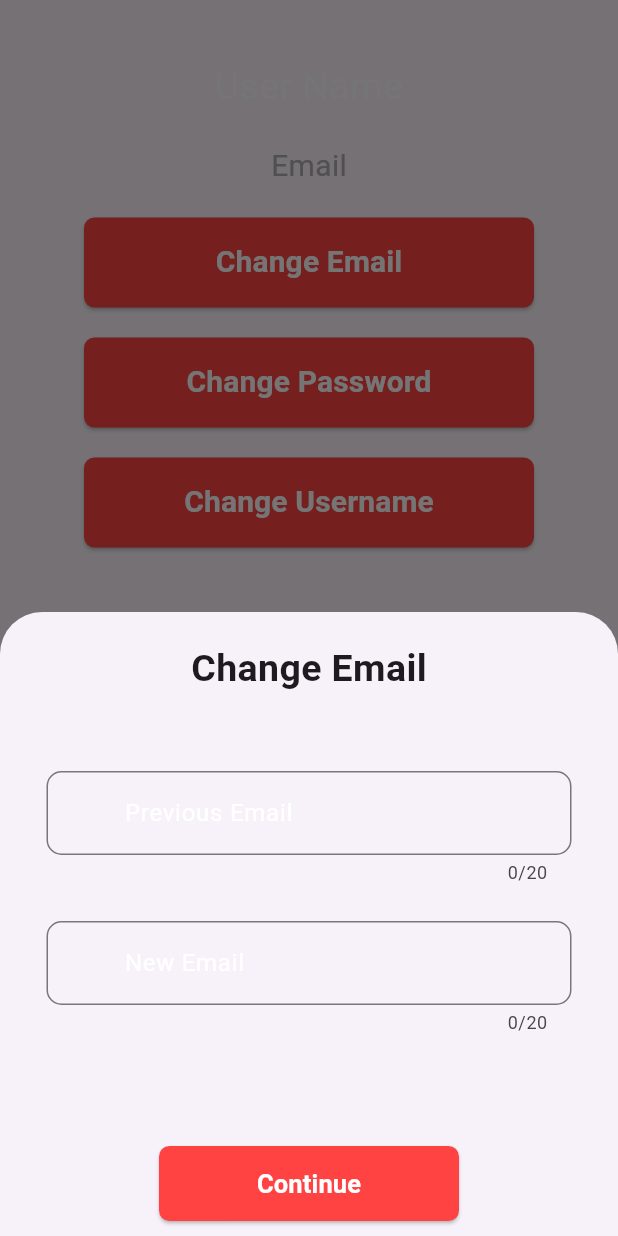
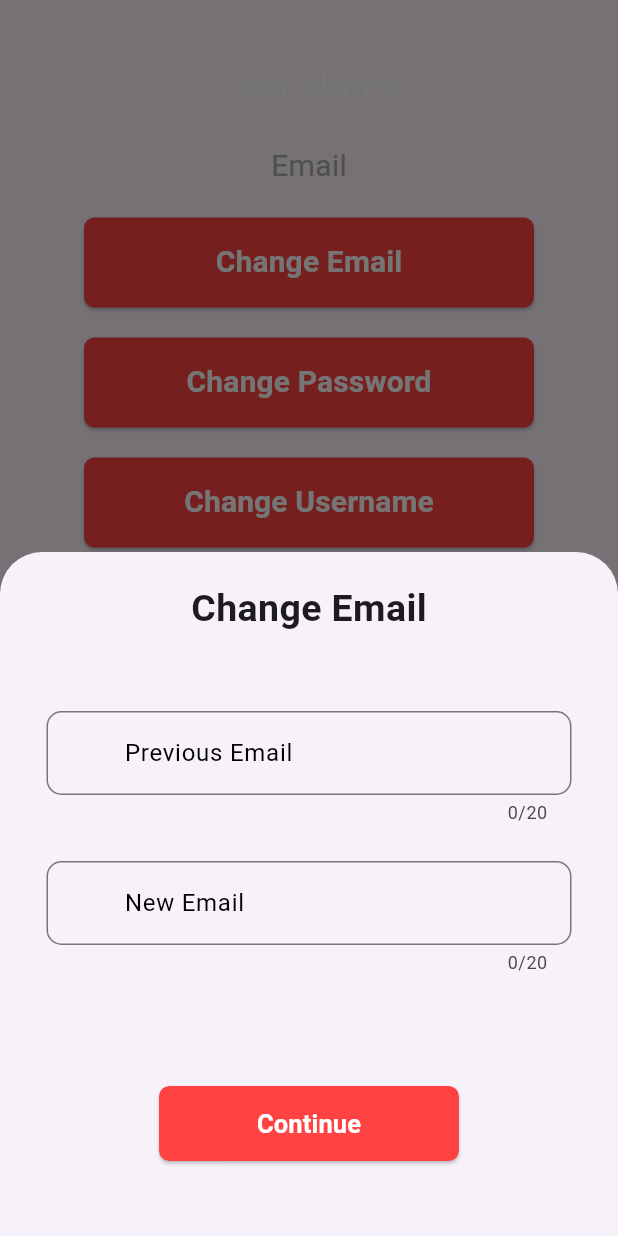
Before and after one commit to da-wit/flutter-2024-CinemaMate, a Flutter app: the UserProfile widget shown alone on an empty page, opened directly, after a tap on "Change Email", on a phone screen of 412 x 824 dp. Run offline on Flutter 3.47's test engine with Material 3 defaults, Android fonts, the phone set to English and light mode, and no system bars; our stand-ins replace google_fonts, transparent_image.

Commit message:
Fixed bottom modal sheet

```diff
--- a/cinema_mate/lib/presentation/screens/user/user_profile.dart
+++ b/cinema_mate/lib/presentation/screens/user/user_profile.dart
@@ -35,13 +35,24 @@ class UserProfile extends StatelessWidget {
                   ),
                 ),
                 const SizedBox(height: 50),
-                Field(title: 'Previous $toChange'),
-                Field(title: 'New $toChange'),
+                Field(
+                  title: 'Previous $toChange',
+                  textColor: newColor.bg,
+                  labelColor: newColor.bg,
+                ),
+                Field(
+                  title: 'New $toChange',
+                  textColor: newColor.bg,
+                  labelColor: newColor.bg,
+                ),
                 const SizedBox(height: 50),
                 AppButton(
                   title: 'Continue',
                   width: 200,
                   onPressed: onpressed,
+                ),
+                const SizedBox(
+                  height: 40,
                 )
               ],
             ),
```
